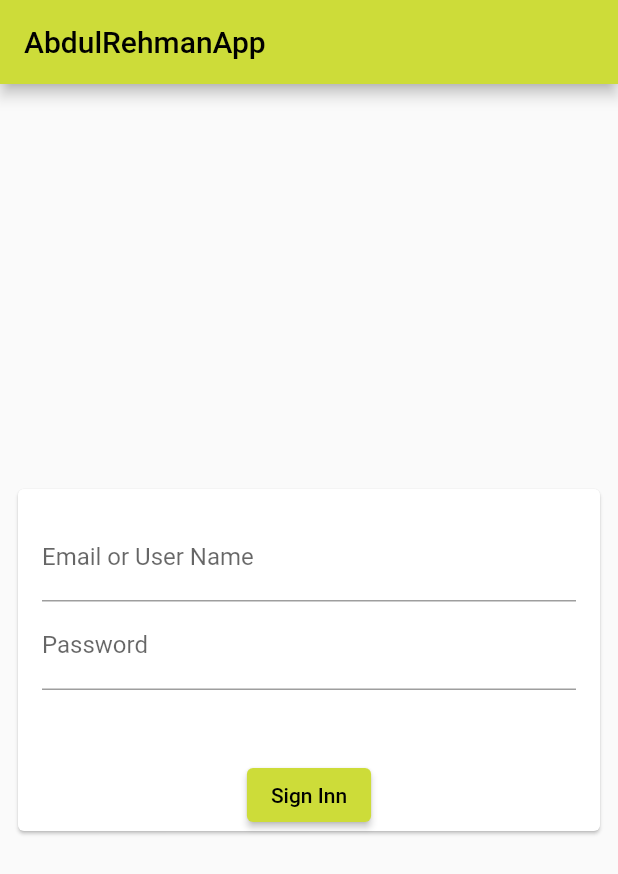
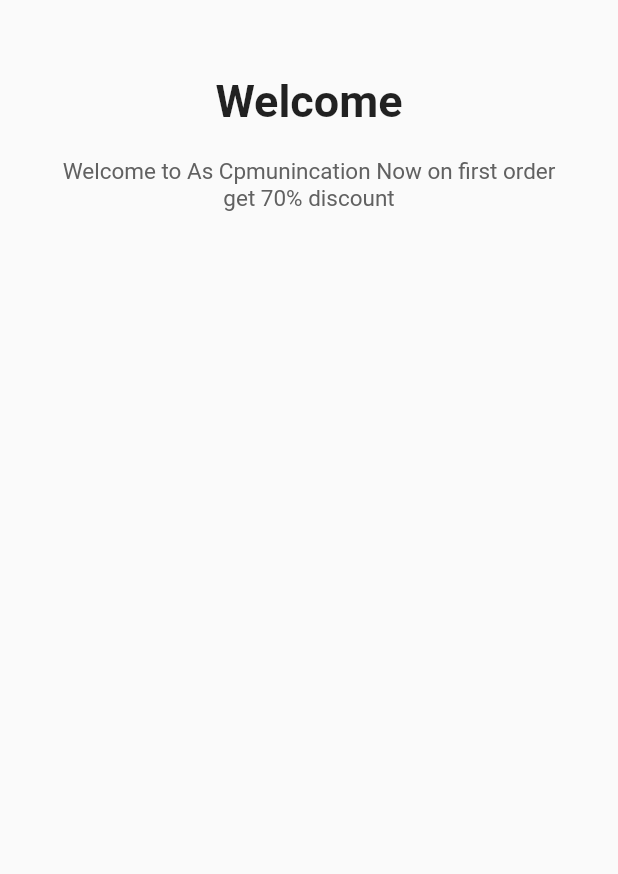
Before and after one commit to abdullah-naeem-laangah/AbdullahLaangah686, a Flutter app: the screen it shows after launch, on a phone screen of 412 x 824 dp. Shown: the top 874 px of the screen. Run offline on Flutter 3.47's test engine with Material 2 defaults, Android fonts, the phone set to English and light mode, and no system bars; our stand-ins replace shared_preferences.

Commit message:
day 4 Commit

```diff
--- a/lib/homepage.dart
+++ b/lib/Screens/homepage.dart
@@ -1,7 +1,7 @@
 import 'package:as_com/utils/constants.dart';
 import 'package:flutter/foundation.dart';
 import 'package:flutter/material.dart';
-import 'drawer.dart';
+import '../drawer.dart';
 import 'package:http/http.dart' as http;
 import 'dart:convert';
 class HomePage extends StatefulWidget {
--- /dev/null
+++ b/lib/Screens/splash_screen.dart
@@ -0,0 +1,47 @@
+import 'package:flutter/material.dart';
+
+
+class SplashScreen extends StatefulWidget {
+  const SplashScreen({Key? key}) : super(key: key);
+
+  @override
+  State<SplashScreen> createState() => _SplashScreenState();
+}
+
+class _SplashScreenState extends State<SplashScreen> {
+  @override
+  Widget build(BuildContext context) {
+    return Scaffold(
+      body: SafeArea(
+          child:Container(
+            width: double.infinity,
+            height: MediaQuery.of(context).size.height,
+            padding: EdgeInsets.symmetric(horizontal: 30, vertical: 50),
+            child: Column(
+              mainAxisAlignment: MainAxisAlignment.spaceBetween,
+              crossAxisAlignment: CrossAxisAlignment.center,
+              children: [
+                Column(
+                  children: [
+                    Text("Welcome", style: TextStyle(
+                      fontWeight: FontWeight.bold,
+                      fontSize: 30,
+
+                    ),
+                    ),
+                    SizedBox(
+                      height: 20,
+                    ),
+                    Text("Welcome to As Cpmunincation Now on first order get 70% discount", textAlign: TextAlign.center, style: TextStyle(
+                      color: Colors.grey[700],
+                      fontSize: 15,
+                    ),)
+                  ],
+                )
+              ],
+            ),
+          )
+      ),
+    );
+  }
+}
--- a/lib/drawer.dart
+++ b/lib/drawer.dart
@@ -13,7 +13,7 @@ class MyDrawer extends StatelessWidget {
               accountName: Text("Abdullah Naeem"),
               accountEmail: Text("Abdullah@gmail.com"),
               currentAccountPicture: CircleAvatar(
-                backgroundImage: NetworkImage("https://images.unsplash.com/photo-1438761681033-6461ffad8d80?ixlib=rb-4.0.3&ixid=M3wxMjA3fDB8MHxzZWFyY2h8Mnx8cGVyc29ufGVufDB8fDB8fHww&auto=format&fit=crop&w=500&q=60"),
+                backgroundImage: NetworkImage("https://images.unsplash.com/photo-1519058082700-08a0b56da9b4?ixlib=rb-4.0.3&ixid=M3wxMjA3fDB8MHxzZWFyY2h8MjB8fG1lbnxlbnwwfHwwfHx8MA%3D%3D&auto=format&fit=crop&w=500&q=60"),
               )
           ),
 
--- /dev/null
+++ b/lib/helper.dart
@@ -0,0 +1,5 @@
+import 'package:flutter/material.dart';
+
+TextStyle textStyle = TextStyle(fontSize: 29, fontWeight: FontWeight.bold);
+TextStyle textStyle1 = TextStyle(fontSize: 16, color: Colors.grey);
+TextStyle textStyle2 = TextStyle(fontSize: 17, color: Colors.white);
--- a/lib/login_page.dart
+++ /dev/null
@@ -1,67 +0,0 @@
-import 'package:as_com/utils/constants.dart';
-import 'package:flutter/material.dart';
-
-import 'homepage.dart';
-
-
-class LoginPage extends StatefulWidget {
-  const LoginPage({Key? key}) : super(key: key);
-
-  @override
-  State<LoginPage> createState() => _LoginPageState();
-}
-
-class _LoginPageState extends State<LoginPage> {
-  final userNameController = TextEditingController();
-  final passwordController = TextEditingController();
-
-
-  @override
-  Widget build(BuildContext context) {
-    return Scaffold(
-      appBar: AppBar(
-        title: const Text("AbdulRehmanApp"),
-      ),
-      body:  Padding(
-        padding: const EdgeInsets.all(8.0),
-        child: Center(
-          child: SingleChildScrollView(
-            child: Center(
-              child: Card(
-                child: Column(
-                  children: [
-                    Form(child: Padding(
-                      padding: const EdgeInsets.all(16.0),
-                      child: Column(
-                        children: [
-                          TextFormField(
-                            decoration: InputDecoration(hintText:"User Name", labelText: "Email or User Name"),
-
-                          ),
-
-                          TextFormField(
-                            decoration: const InputDecoration(hintText:"password", labelText: "Password"),
-                            obscureText: true,
-                          )
-                        ],
-                      ),
-                    )
-                    ),
-                    const SizedBox(
-                      height: 30,
-                    ),
-                    ElevatedButton(onPressed: ()  {
-                      Constants.prefs.setBool("LoggedIn", true);
-                      Navigator.pushReplacementNamed(context, "/home");
-                    },
-                        child: const Text("Sign Inn"))
-                  ],
-                ),
-              ),
-            ),
-          ),
-        ),
-      ),
-    );
-  }
-}
--- a/pubspec.yaml
+++ b/pubspec.yaml
@@ -35,6 +35,8 @@ dependencies:
   # The following adds the Cupertino Icons font to your application.
   # Use with the CupertinoIcons class for iOS style icons.
   cupertino_icons: ^1.0.2
+  font_awesome_flutter: ^10.4.0
+  google_fonts: ^5.0.0
   http: ^1.0.0
   shared_preferences: ^2.1.1
 
```
Also changed, not shown: lib/Screens/login_page.dart (added, +108 -0 lines), lib/Screens/signup_screen.dart (added, +25 -0 lines), lib/main.dart (+7 -5 lines), pubspec.lock, 1 other file.
